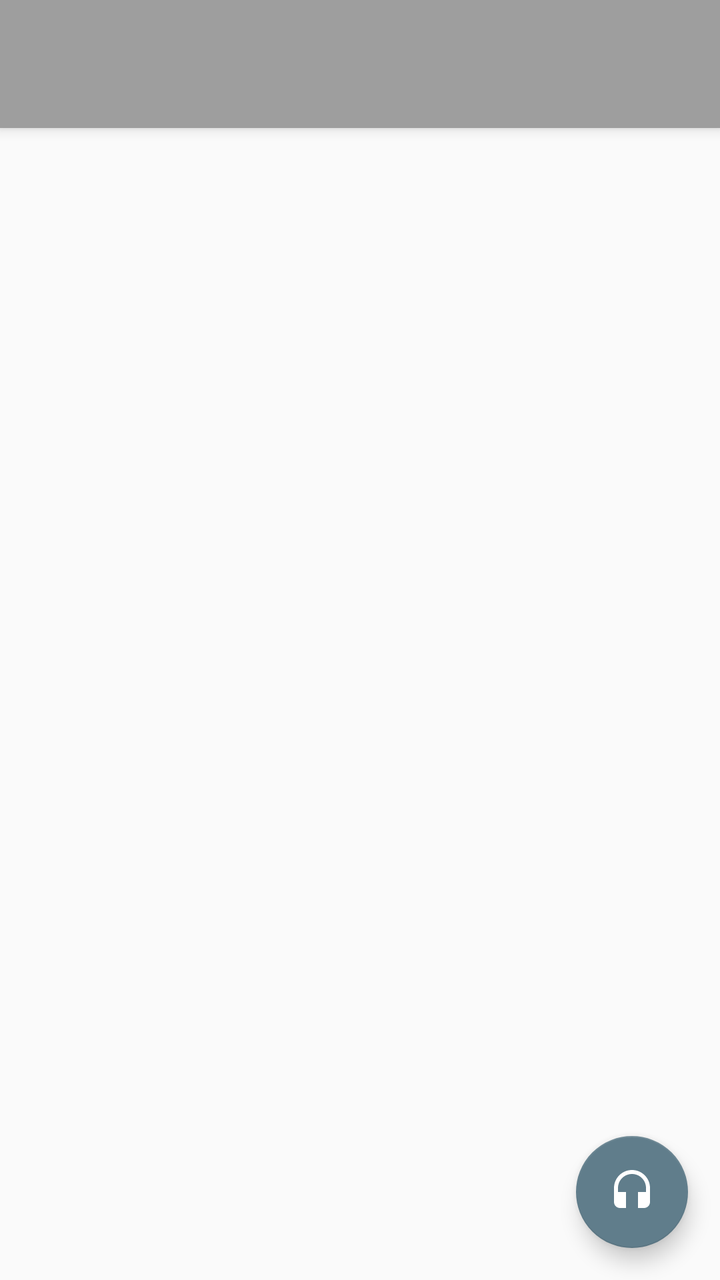
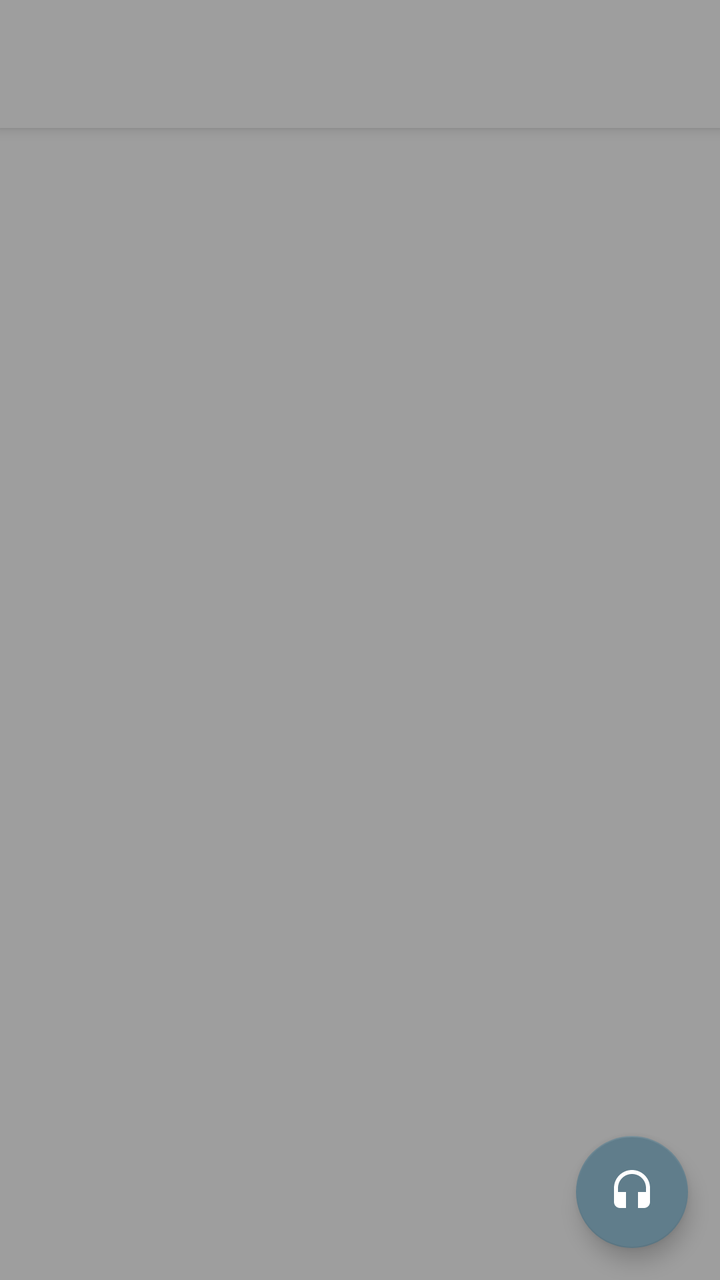

An Android layout rendered at two revisions. The XML below is the earlier revision; the diff shows what the commit changed to produce the second picture.
<!-- AndroidManifest.xml: application theme AppTheme -->
<!-- res/layout/activity_tab_ruzenec.xml -->
<?xml version="1.0" encoding="utf-8"?>

<androidx.coordinatorlayout.widget.CoordinatorLayout
    xmlns:android="http://schemas.android.com/apk/res/android"
    xmlns:app="http://schemas.android.com/apk/res-auto"
    xmlns:tools="http://schemas.android.com/tools"
    android:id="@+id/main_content"
    android:layout_width="match_parent"
    android:layout_height="match_parent"
    android:fitsSystemWindows="true"
    tools:context="cz.appkypaulinky.ruzenec2.ActivityTabRuzenec">

    <com.google.android.material.appbar.AppBarLayout
        android:id="@+id/appbar"
        android:layout_width="match_parent"
        android:layout_height="wrap_content"
        android:paddingTop="@dimen/appbar_padding_top"
        android:theme="@style/AppTheme.AppBarOverlay">

        <androidx.appcompat.widget.Toolbar
            android:id="@+id/toolbar"
            android:layout_width="match_parent"
            android:layout_height="?android:attr/actionBarSize"
            android:background="?attr/colorPrimary"
            app:popupTheme="@style/AppTheme.PopupOverlay">

            

        </androidx.appcompat.widget.Toolbar>

    </com.google.android.material.appbar.AppBarLayout>

    <androidx.viewpager.widget.ViewPager
        android:id="@+id/container"
        android:layout_width="match_parent"
        android:layout_height="match_parent"
        app:layout_behavior="@string/appbar_scrolling_view_behavior" />


    
    <com.google.android.material.floatingactionbutton.FloatingActionButton
        android:id="@+id/fab"
        android:visibility="visible"
        android:layout_width="wrap_content"
        android:layout_height="wrap_content"
        android:layout_gravity="end|bottom"
        android:layout_margin="@dimen/fab_margin"
        app:srcCompat="@drawable/headset" />


</androidx.coordinatorlayout.widget.CoordinatorLayout>
<!-- resources referenced by this layout -->
<resources>
  <dimen name="appbar_padding_top">8dp</dimen>
  <dimen name="fab_margin">16dp</dimen>
  <!-- drawable headset (drawable) -->
  <vector android:height="24dp" android:tint="#FFFFFF"
      android:viewportHeight="24" android:viewportWidth="24"
      android:width="24dp" xmlns:android="http://schemas.android.com/apk/res/android">
      <path android:fillColor="@android:color/white" android:pathData="M12,1c-4.97,0 -9,4.03 -9,9v7c0,1.66 1.34,3 3,3h3v-8H5v-2c0,-3.87 3.13,-7 7,-7s7,3.13 7,7v2h-4v8h3c1.66,0 3,-1.34 3,-3v-7c0,-4.97 -4.03,-9 -9,-9z"/>
  </vector>
  <style name="AppTheme.AppBarOverlay" parent="ThemeOverlay.AppCompat.Dark.ActionBar" />
  <style name="AppTheme.PopupOverlay" parent="ThemeOverlay.AppCompat.Light" />
  <style name="AppTheme" parent="Theme.AppCompat.Light.DarkActionBar">
          
          <item name="colorPrimary">@color/colorPrimary</item>
          <item name="colorPrimaryDark">@color/colorPrimaryDark</item>
          <item name="colorAccent">@color/colorAccent</item>
      </style>
  <color name="colorPrimary">#9E9E9E</color>
  <color name="colorPrimaryDark">#616161</color>
  <color name="colorAccent">#607D8B</color>
</resources>

<!-- the commit's change to res/layout/activity_tab_ruzenec.xml (unified diff, before → after) -->
@@ -4,10 +4,10 @@
     xmlns:android="http://schemas.android.com/apk/res/android"
     xmlns:app="http://schemas.android.com/apk/res-auto"
     xmlns:tools="http://schemas.android.com/tools"
-    android:id="@+id/main_content"
+    android:id="@+id/activity_root"
     android:layout_width="match_parent"
     android:layout_height="match_parent"
-    android:fitsSystemWindows="true"
+    android:background="?attr/colorPrimary"
     tools:context="cz.appkypaulinky.ruzenec2.ActivityTabRuzenec">
 
     <com.google.android.material.appbar.AppBarLayout
